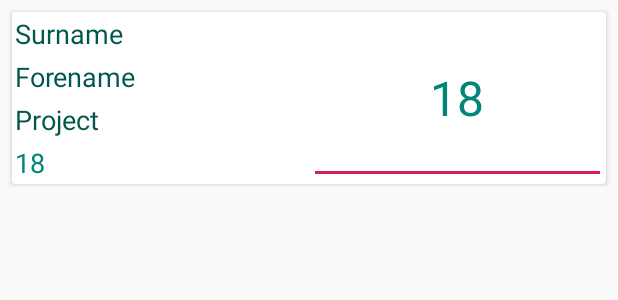
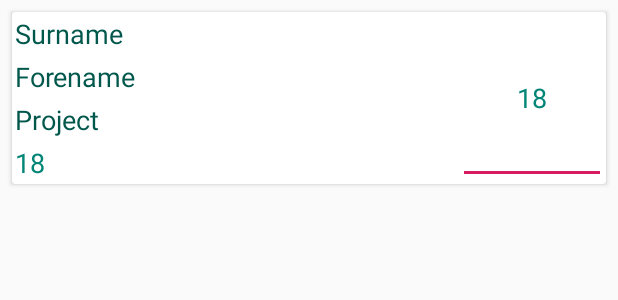
Before and after one commit to EtiennePiou/SoManager, an Android app: the layout notes_card.xml on its own in the app's theme, with its tools: preview values and no code run, on a phone screen of 412 x 824 dp. Shown: the top 300 px of the screen. Run offline under Robolectric (Android 15) with nearby library versions, the phone set to English and light mode, and no system bars; network calls fail.

Commit message:
New Layouts

```diff
--- a/app/src/main/res/layout/notes_card.xml
+++ b/app/src/main/res/layout/notes_card.xml
@@ -13,7 +13,7 @@
         <LinearLayout
             android:layout_width="match_parent"
             android:layout_height="match_parent"
-            android:layout_weight="3"
+            android:layout_weight="1"
             android:orientation="vertical">
 
             <TextView
@@ -66,7 +66,7 @@
             android:text="18"
             android:textAlignment="center"
             android:textColor="@color/colorPrimary"
-            android:textSize="32sp" />
+            android:textSize="18sp" />
 
 
 
```
